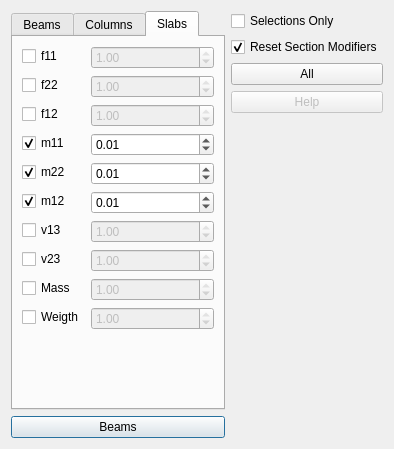
Before: the Qt Designer form widgets/assign/assign_modifiers.ui in ebrahimraeyat/civilTools, drawn with Qt 5.
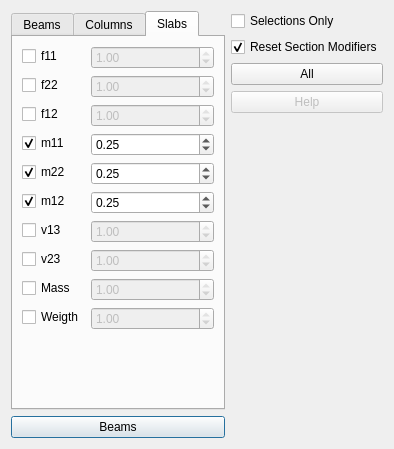
After: the same form once the commit is applied. The open tabs and pages were chosen to show the change. Icons and pictures are not drawn.

Commit message: Add ok button in assigns menu

What changed in the file:
```diff
--- a/widgets/assign/assign_modifiers.ui
+++ b/widgets/assign/assign_modifiers.ui
@@ -510,6 +510,9 @@
            <property name="enabled">
             <bool>true</bool>
            </property>
+           <property name="minimum">
+            <double>0.000000000000000</double>
+           </property>
            <property name="maximum">
             <double>1.000000000000000</double>
            </property>
@@ -517,7 +520,7 @@
             <double>0.100000000000000</double>
            </property>
            <property name="value">
-            <double>0.010000000000000</double>
+            <double>0.250000000000000</double>
            </property>
           </widget>
          </item>
@@ -536,6 +539,9 @@
            <property name="enabled">
             <bool>true</bool>
            </property>
+           <property name="minimum">
+            <double>0.000000000000000</double>
+           </property>
            <property name="maximum">
             <double>1.000000000000000</double>
            </property>
@@ -543,7 +549,7 @@
             <double>0.100000000000000</double>
            </property>
            <property name="value">
-            <double>0.010000000000000</double>
+            <double>0.250000000000000</double>
            </property>
           </widget>
          </item>
@@ -559,6 +565,9 @@
          </item>
          <item row="5" column="1">
           <widget class="QDoubleSpinBox" name="slabs_m12_spinbox">
+           <property name="minimum">
+            <double>0.000000000000000</double>
+           </property>
            <property name="maximum">
             <double>1.000000000000000</double>
            </property>
@@ -566,7 +575,7 @@
             <double>0.100000000000000</double>
            </property>
            <property name="value">
-            <double>0.010000000000000</double>
+            <double>0.250000000000000</double>
            </property>
           </widget>
          </item>
```
The commit also changes 1 other file.
